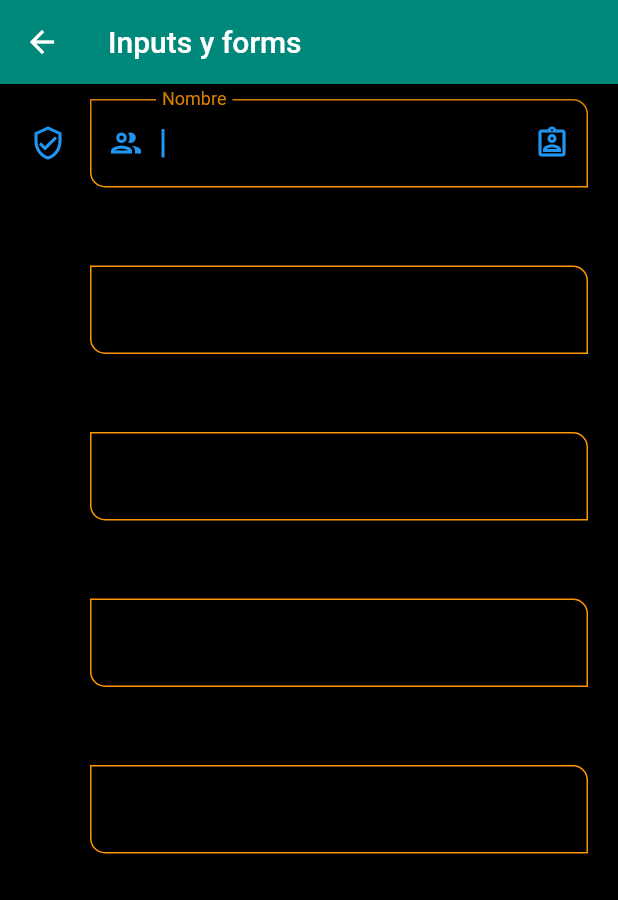
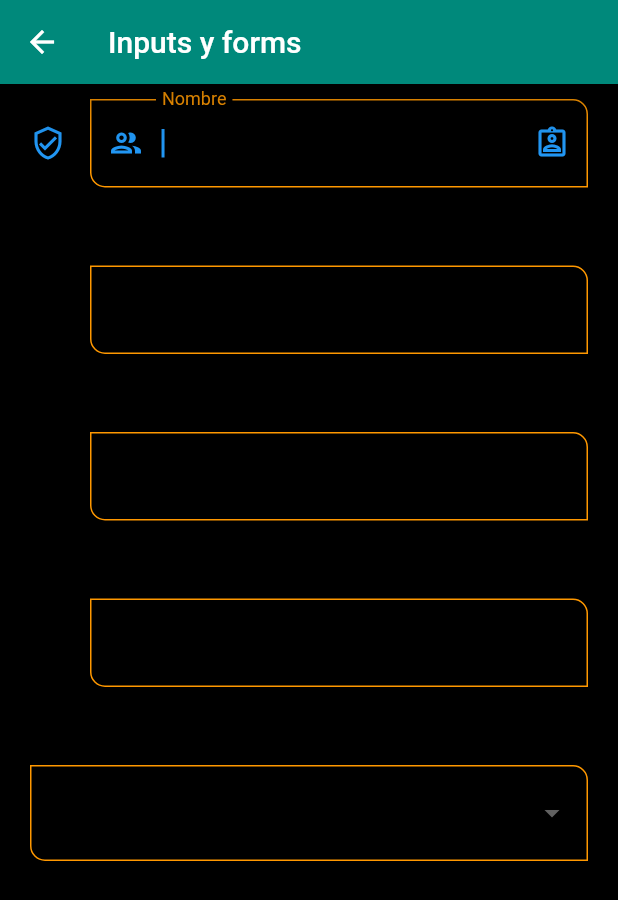
Before and after one commit to luisacuario1922/appmovilPATM, a Flutter app: the InputScreen screen opened by its route, on a phone screen of 412 x 824 dp. Shown: the top 900 px of the screen. Run offline on Flutter 3.47's test engine with Material 2 defaults, Android fonts, the phone set to English and light mode, and no system bars.

Commit message:
Correccion de la asignacion del rol

```diff
--- a/lib/screens/inputs_screen.dart
+++ b/lib/screens/inputs_screen.dart
@@ -64,12 +64,18 @@
                 ),
                 const SizedBox(height: 30),
 
-                CustomInputField(
-                  labelText: 'role',
-                  hintText: 'Rol del usuario',
-                  formProperty: 'role', formValues: formValues
+                DropdownButtonFormField(
+                  items: const[
+                    DropdownMenuItem(value: 'Admin', child: Text('Admin'),),
+                    DropdownMenuItem(value: 'Superuser', child: Text('Superuser'),),
+                    DropdownMenuItem(value: 'Developer', child: Text('Developer'),),
+                    DropdownMenuItem(value: 'Jr. Developer', child: Text('Developer'),)
+                  ],
+                  onChanged: (value) {
+                    formValues['role']= value ?? 'Admin';
+                  }
                 ),
-                const SizedBox(height: 30),
+                const SizedBox(height: 30)
               ],
             ),
           ),
```
